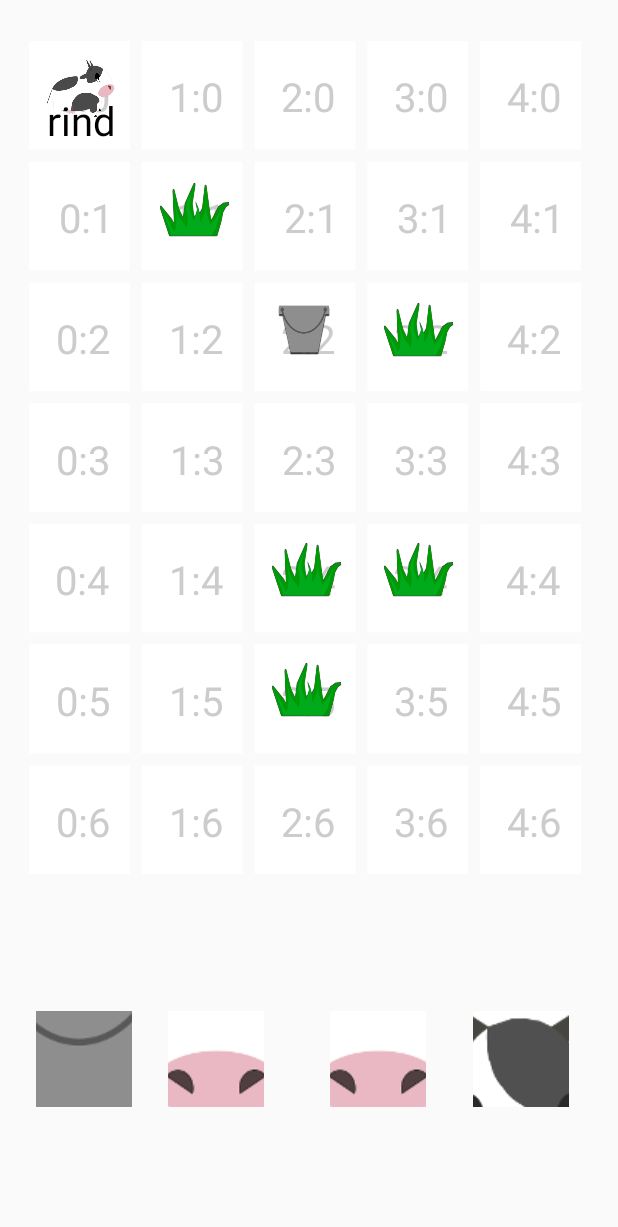
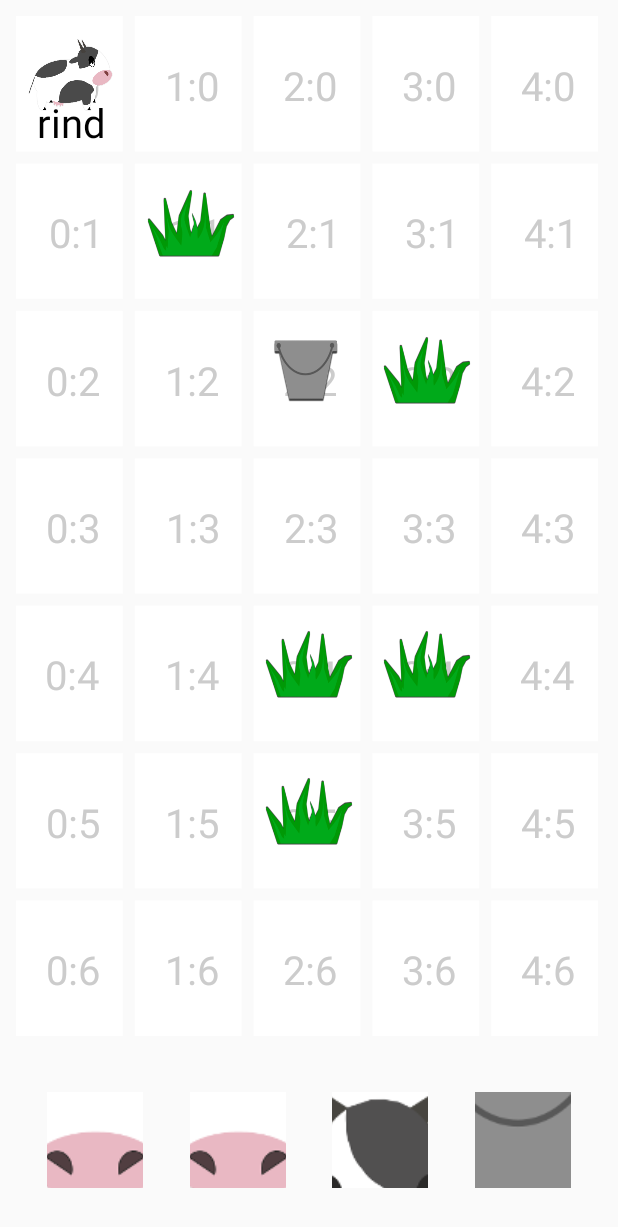
Before and after one commit to jarossg/BAProjektarbeit, an Android app: the screen it shows after launch (MainActivity), after a tap on an icon or button, on a phone screen of 412 x 824 dp. Shown: the top 1227 px of the screen. Run offline under Robolectric (Android 15) with nearby library versions, the phone set to English and light mode, and no system bars.

Commit message:
Update activity_main_ohne_buttons.xml

```diff
--- a/app/src/main/res/layout/activity_main_ohne_buttons.xml
+++ b/app/src/main/res/layout/activity_main_ohne_buttons.xml
@@ -10,57 +10,61 @@
 
     <herdenmanagement.view.AckerView
         android:id="@+id/acker_view"
-        android:layout_width="376dp"
-        android:layout_height="563dp"
+        android:layout_width="0dp"
+        android:layout_height="0dp"
         android:layout_marginLeft="8dp"
+        android:layout_marginTop="8dp"
         android:layout_marginRight="8dp"
-        app:layout_constraintBottom_toBottomOf="parent"
+        android:layout_marginBottom="32dp"
+        app:layout_constraintBottom_toTopOf="@+id/melken"
         app:layout_constraintHorizontal_bias="0.421"
         app:layout_constraintLeft_toLeftOf="parent"
         app:layout_constraintRight_toRightOf="parent"
-        app:layout_constraintTop_toTopOf="parent"
-        app:layout_constraintVertical_bias="0.095" />
+        app:layout_constraintTop_toTopOf="parent" />
 
     <ImageButton
         android:id="@+id/fressen"
         android:layout_width="64dp"
         android:layout_height="64dp"
         android:hapticFeedbackEnabled="true"
-        app:layout_constraintEnd_toEndOf="parent"
-        app:layout_constraintHorizontal_bias="0.492"
+        app:layout_constraintEnd_toStartOf="@+id/melken"
+        app:layout_constraintHorizontal_bias="0.5"
         app:layout_constraintStart_toEndOf="@+id/rauchen"
-        app:layout_constraintTop_toTopOf="@+id/rauchen"
+        app:layout_constraintTop_toTopOf="@+id/melken"
         app:srcCompat="@drawable/kuh_gras" />
 
     <ImageButton
         android:id="@+id/rauchen"
         android:layout_width="64dp"
         android:layout_height="64dp"
-        android:layout_marginStart="44dp"
         android:hapticFeedbackEnabled="true"
+        app:layout_constraintEnd_toStartOf="@+id/fressen"
+        app:layout_constraintHorizontal_bias="0.5"
         app:layout_constraintStart_toEndOf="@+id/spawn"
-        app:layout_constraintTop_toTopOf="@+id/spawn"
+        app:layout_constraintTop_toTopOf="@+id/fressen"
         app:srcCompat="@drawable/kuh_rauch" />
 
     <ImageButton
         android:id="@+id/melken"
         android:layout_width="64dp"
         android:layout_height="64dp"
-        android:layout_marginStart="24dp"
+        android:layout_marginBottom="32dp"
         android:hapticFeedbackEnabled="true"
         app:layout_constraintBottom_toBottomOf="parent"
-        app:layout_constraintStart_toStartOf="parent"
-        app:layout_constraintTop_toBottomOf="@+id/acker_view"
+        app:layout_constraintEnd_toEndOf="parent"
+        app:layout_constraintHorizontal_bias="0.5"
+        app:layout_constraintStart_toEndOf="@+id/fressen"
         app:srcCompat="@drawable/eimer" />
 
     <ImageButton
         android:id="@+id/spawn"
         android:layout_width="64dp"
         android:layout_height="64dp"
-        android:layout_marginStart="24dp"
         android:hapticFeedbackEnabled="true"
-        app:layout_constraintStart_toEndOf="@+id/melken"
-        app:layout_constraintTop_toTopOf="@+id/melken"
+        app:layout_constraintEnd_toStartOf="@+id/rauchen"
+        app:layout_constraintHorizontal_bias="0.5"
+        app:layout_constraintStart_toStartOf="parent"
+        app:layout_constraintTop_toTopOf="@+id/rauchen"
         app:srcCompat="@drawable/kuh" />
 
 </androidx.constraintlayout.widget.ConstraintLayout>
```
